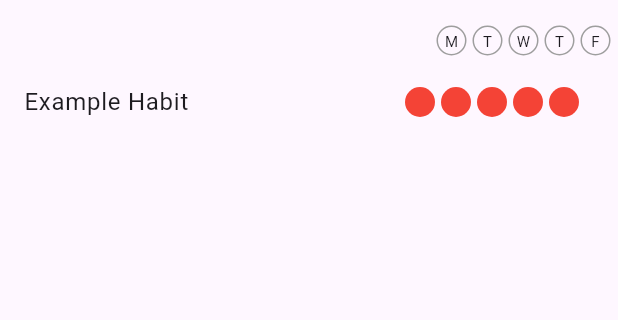
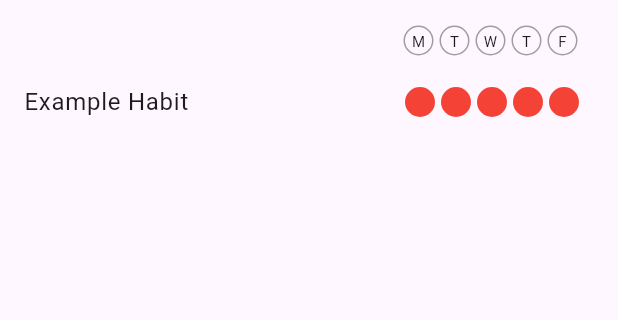
Before and after one commit to msathia/HealthApp, a Flutter app: the screen it shows after launch, on a phone screen of 412 x 824 dp, the part 63-383 px from its top. Run offline on Flutter 3.47's test engine with Material 3 defaults, Android fonts, the phone set to English and light mode, and no system bars.

Commit message:
Adjusting the days circle to Habit circles

```diff
--- a/lib/screens/habit_list_screen.dart
+++ b/lib/screens/habit_list_screen.dart
@@ -43,6 +43,8 @@ class _HabitListScreenState extends State<HabitListScreen> {
         children: [
           Padding(
             padding: const EdgeInsets.all(3.0),
+            child: Padding(
+              padding: EdgeInsets.only(right: 22.0),
               child: Row(
                 mainAxisAlignment: MainAxisAlignment.end,
                 children: List.generate(
@@ -66,6 +68,7 @@ class _HabitListScreenState extends State<HabitListScreen> {
                       ),
                     );
                   },
+                ),
               ),
             ),
           ),
```
Lines whose indentation alone changed are shown as unchanged.
